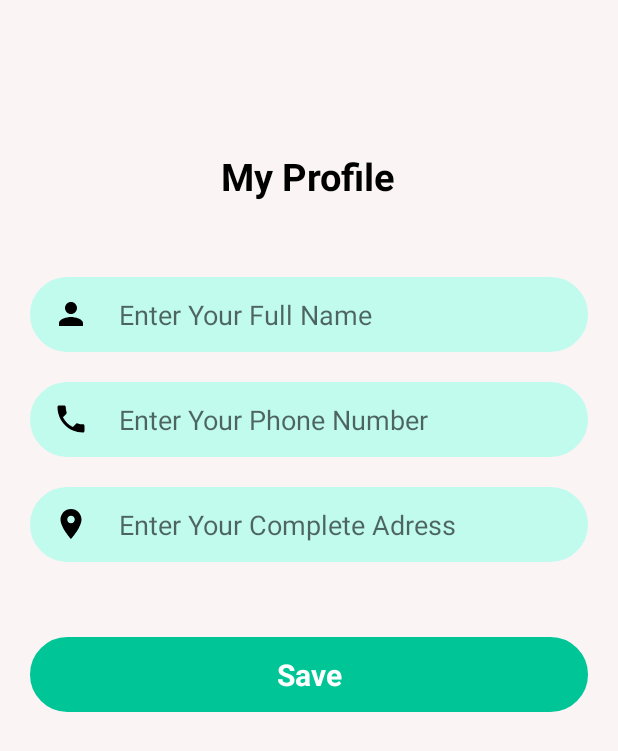
After one commit to fatimaamjad32/RestaurantApp, an Android app: the ProfileActivity screen opened directly, with no data from a screen before it, on a phone screen of 412 x 824 dp. The commit adds this screen. Shown: the top 751 px of the screen. Run offline under Robolectric (Android 15) with nearby library versions, the phone set to English and light mode, and no system bars; our stand-ins replace Firebase (no records; nobody signed in at launch, a user with empty details on screens opened directly).

Commit message:
Sir all the bugs have been solved except -sometimes main activity load many times

```diff
--- a/app/src/main/java/com/example/restaurant/AddPopular.java
+++ b/app/src/main/java/com/example/restaurant/AddPopular.java
@@ -116,7 +116,7 @@ public class AddPopular extends AppCompatActivity {
                 } else {
 
                     DocumentReference documentReference = firebaseFirestore.collection("Populars")
-                            .document("1Pw88mB8PeEUjb1ibuMZ").collection("subcollection").document();
+                            .document();
 
                     popularitem.put("title", title);
                     popularitem.put("description", content);
--- a/app/src/main/java/com/example/restaurant/EditPopularActivity.java
+++ b/app/src/main/java/com/example/restaurant/EditPopularActivity.java
@@ -104,7 +104,7 @@ public class EditPopularActivity extends AppCompatActivity {
 
 
                 DocumentReference documentReference = firebaseFirestore.collection("Populars")
-                        .document("1Pw88mB8PeEUjb1ibuMZ").collection("subcollection").document(burgerId);
+                        .document(burgerId);
 
                 burgeritem.put("title", updatedTitle);
                 burgeritem.put("description", updatedDescription);
--- a/app/src/main/java/com/example/restaurant/HomeFragment.java
+++ b/app/src/main/java/com/example/restaurant/HomeFragment.java
@@ -309,7 +309,7 @@ public class HomeFragment extends Fragment implements OnCategoryClickListener{
         firebaseUser = FirebaseAuth.getInstance().getCurrentUser();
         firebaseFirestore = FirebaseFirestore.getInstance();
 
-        Query query = firebaseFirestore.collection("Populars").document("1Pw88mB8PeEUjb1ibuMZ").collection("subcollection")
+        Query query = firebaseFirestore.collection("Populars")
                 .orderBy("title", Query.Direction.ASCENDING);
 
         FirestoreRecyclerOptions<FoodModel> allpopularitems = new FirestoreRecyclerOptions.Builder<FoodModel>()
--- a/app/src/main/java/com/example/restaurant/Popular.java
+++ b/app/src/main/java/com/example/restaurant/Popular.java
@@ -68,7 +68,7 @@ public class Popular extends AppCompatActivity {
             }
         });
 
-        Query query = firebaseFirestore.collection("Populars").document("1Pw88mB8PeEUjb1ibuMZ").collection("subcollection")
+        Query query = firebaseFirestore.collection("Populars")
                 .orderBy("title", Query.Direction.ASCENDING);
 
         FirestoreRecyclerOptions<FoodModel> allburgeritems = new FirestoreRecyclerOptions.Builder<FoodModel>()
@@ -113,8 +113,7 @@ public class Popular extends AppCompatActivity {
                             public boolean onMenuItemClick(@NonNull MenuItem menuItem) {
 
 
-                                DocumentReference documentReference=firebaseFirestore.collection("Populars").
-                                        document("1Pw88mB8PeEUjb1ibuMZ").collection("subcollection").document(docId);
+                                DocumentReference documentReference=firebaseFirestore.collection("Populars").document(docId);
                                 documentReference.delete().addOnSuccessListener(new OnSuccessListener<Void>() {
                                     @Override
                                     public void onSuccess(Void unused) {
--- /dev/null
+++ b/app/src/main/java/com/example/restaurant/ProfileActivity.java
@@ -0,0 +1,106 @@
+package com.example.restaurant;
+
+import androidx.appcompat.app.AppCompatActivity;
+
+import android.content.Intent;
+import android.os.Bundle;
+import android.view.View;
+import android.widget.Button;
+import android.widget.EditText;
+import android.widget.TextView;
+import android.widget.Toast;
+
+import com.google.firebase.auth.FirebaseAuth;
+import com.google.firebase.auth.FirebaseUser;
+import com.google.firebase.firestore.FirebaseFirestore;
+
+import Models.UserModel;
+
+public class ProfileActivity extends AppCompatActivity {
+
+    EditText username,userphone,useraddress;
+    TextView btnsaveuser;
+    FirebaseAuth firebaseAuth;
+    FirebaseFirestore firestore;
+    FirebaseUser firebaseUser;
+
+    @Override
+    protected void onCreate(Bundle savedInstanceState) {
+        super.onCreate(savedInstanceState);
+        setContentView(R.layout.activity_profile);
+
+        username=findViewById(R.id.username);
+        userphone=findViewById(R.id.userphone);
+        useraddress=findViewById(R.id.useraddress);
+        btnsaveuser=findViewById(R.id.btnsaveuser);
+
+        firebaseAuth = FirebaseAuth.getInstance();
+        firestore = FirebaseFirestore.getInstance();
+        firebaseUser=FirebaseAuth.getInstance().getCurrentUser();
+
+        btnsaveuser.setOnClickListener(new View.OnClickListener() {
+            @Override
+            public void onClick(View view) {
+                String name = username.getText().toString().trim();
+                String phone = userphone.getText().toString().trim();
+                String address = useraddress.getText().toString().trim();
+
+                FirebaseUser currentUser = firebaseAuth.getCurrentUser();
+                if (currentUser != null) {
+                    String userId = currentUser.getUid();
+
+
+                    UserModel user = new UserModel(userId, name, phone, address);
+
+                    firestore.collection("Users").document(userId).set(user)
+                            .addOnSuccessListener(aVoid -> {
+                                if (!name.isEmpty() && !phone.isEmpty() && !address.isEmpty()) {
+
+                                    Toast.makeText(ProfileActivity.this, "Details Updated", Toast.LENGTH_SHORT).show();
+
+                                } else {
+                                    Toast.makeText(ProfileActivity.this, "All Fields are required", Toast.LENGTH_SHORT).show();
+                                }
+
+
+                            })
+                            .addOnFailureListener(e -> {
+                                Toast.makeText(ProfileActivity.this, "Failed to save details" + e, Toast.LENGTH_SHORT).show();
+                            });
+                } else {
+
+                }
+            }
+
+
+
+        });
+            FirebaseUser currentUser = firebaseAuth.getCurrentUser();
+                if (currentUser != null) {
+                String userId = currentUser.getUid();
+
+                firestore.collection("Users").document(userId).get()
+                        .addOnSuccessListener(documentSnapshot -> {
+                            if (documentSnapshot.exists()) {
+
+                                UserModel user = documentSnapshot.toObject(UserModel.class);
+                                if (user != null) {
+
+                                    username.setText(user.getName());
+                                    userphone.setText(user.getPhone());
+                                    useraddress.setText(user.getAddress());
+                                }
+                            } else {
+
+                            }
+                        })
+                        .addOnFailureListener(e -> {
+                            Toast.makeText(ProfileActivity.this, "Failed to fetch user details: " + e.getMessage(), Toast.LENGTH_SHORT).show();
+                        });
+            }
+
+
+        }
+
+
+}
--- /dev/null
+++ b/app/src/main/res/drawable/baseline_location_on_24.xml
@@ -0,0 +1,5 @@
+<vector android:height="24dp" android:tint="#000000"
+    android:viewportHeight="24" android:viewportWidth="24"
+    android:width="24dp" xmlns:android="http://schemas.android.com/apk/res/android">
+    <path android:fillColor="@android:color/white" android:pathData="M12,2C8.13,2 5,5.13 5,9c0,5.25 7,13 7,13s7,-7.75 7,-13c0,-3.87 -3.13,-7 -7,-7zM12,11.5c-1.38,0 -2.5,-1.12 -2.5,-2.5s1.12,-2.5 2.5,-2.5 2.5,1.12 2.5,2.5 -1.12,2.5 -2.5,2.5z"/>
+</vector>
--- /dev/null
+++ b/app/src/main/res/layout/activity_profile.xml
@@ -0,0 +1,89 @@
+<?xml version="1.0" encoding="utf-8"?>
+<LinearLayout xmlns:android="http://schemas.android.com/apk/res/android"
+    xmlns:app="http://schemas.android.com/apk/res-auto"
+    xmlns:tools="http://schemas.android.com/tools"
+    android:layout_width="match_parent"
+    android:layout_height="match_parent"
+    android:orientation="vertical"
+    android:background="#FBF4F4"
+    tools:context=".ProfileActivity">
+
+    <TextView
+        android:layout_width="wrap_content"
+        android:layout_height="wrap_content"
+        android:text="My Profile"
+        android:textColor="@color/black"
+        android:textSize="25dp"
+        android:layout_gravity="center"
+        android:layout_marginTop="100dp"
+        android:textStyle="bold"
+        />
+
+    <EditText
+        android:id="@+id/username"
+        android:layout_width="match_parent"
+        android:layout_height="50dp"
+        android:layout_marginTop="50dp"
+        android:layout_marginRight="20dp"
+        android:layout_marginLeft="20dp"
+        android:background="@drawable/edittextbg"
+        android:backgroundTint="#C0FBEE"
+        android:maxLines="1"
+        android:hint="Enter Your Full Name"
+        android:drawableLeft="@drawable/baseline_person_24"
+        android:paddingLeft="15dp"
+        android:drawablePadding="20dp"
+        />
+
+    <EditText
+        android:id="@+id/userphone"
+        android:layout_width="match_parent"
+        android:layout_height="50dp"
+        android:layout_marginTop="20dp"
+        android:layout_marginRight="20dp"
+        android:layout_marginLeft="20dp"
+        android:background="@drawable/edittextbg"
+        android:backgroundTint="#C0FBEE"
+        android:hint="Enter Your Phone Number"
+        android:maxLines="1"
+        android:inputType="phone"
+        android:drawableLeft="@drawable/baseline_phone_24"
+        android:paddingLeft="15dp"
+        android:drawablePadding="20dp"
+        />
+    <EditText
+        android:id="@+id/useraddress"
+        android:layout_width="match_parent"
+        android:layout_height="50dp"
+        android:layout_marginTop="20dp"
+        android:layout_marginRight="20dp"
+        android:layout_marginLeft="20dp"
+        android:background="@drawable/edittextbg"
+        android:backgroundTint="#C0FBEE"
+        android:hint="Enter Your Complete Adress"
+
+        android:drawableLeft="@drawable/baseline_location_on_24"
+        android:paddingLeft="15dp"
+        android:drawablePadding="20dp"
+        />
+
+    <TextView
+        android:id="@+id/btnsaveuser"
+        android:layout_width="match_parent"
+        android:layout_height="50dp"
+        android:layout_marginTop="50dp"
+        android:layout_marginRight="20dp"
+        android:background="@drawable/textviewbg"
+        android:textAlignment="center"
+        android:gravity="center"
+        android:textColor="@color/white"
+        android:layout_marginLeft="20dp"
+        android:text="Save"
+        android:textSize="20sp"
+        android:textStyle="bold"
+        android:backgroundTint="@color/seagreen"/>
+
+
+
+
+</LinearLayout>
```
Also changed, not shown: app/src/main/java/com/example/restaurant/LaunchActivity.java (added, +19 -0 lines), app/src/main/res/layout/activity_launch.xml (added, +16 -0 lines).
